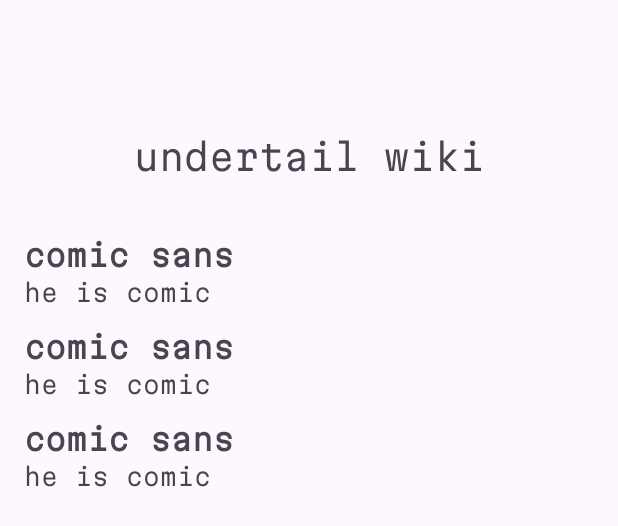
After one commit to infimum05772/android_summer_practice, an Android app: the layout fragment_list.xml on its own in the app's theme, with its tools: preview values and no code run, on a phone screen of 412 x 824 dp. The commit adds this screen. Shown: the top 526 px of the screen. Run offline under Robolectric (Android 15) with nearby library versions, the phone set to English and light mode, and no system bars.

Commit message:
list fragment added

```diff
--- /dev/null
+++ b/app/src/main/res/layout/fragment_details.xml
@@ -0,0 +1,6 @@
+<?xml version="1.0" encoding="utf-8"?>
+<androidx.constraintlayout.widget.ConstraintLayout xmlns:android="http://schemas.android.com/apk/res/android"
+    android:layout_width="match_parent"
+    android:layout_height="match_parent">
+
+</androidx.constraintlayout.widget.ConstraintLayout>
--- /dev/null
+++ b/app/src/main/res/layout/fragment_list.xml
@@ -0,0 +1,31 @@
+<?xml version="1.0" encoding="utf-8"?>
+<androidx.constraintlayout.widget.ConstraintLayout xmlns:android="http://schemas.android.com/apk/res/android"
+    xmlns:app="http://schemas.android.com/apk/res-auto"
+    xmlns:tools="http://schemas.android.com/tools"
+    android:layout_width="match_parent"
+    android:layout_height="match_parent"
+    tools:context=".ListFragment">
+
+
+    <TextView
+        android:id="@+id/tv_title"
+        android:layout_width="wrap_content"
+        android:layout_height="wrap_content"
+        android:text="undertail wiki"
+        android:textSize="24sp"
+        app:layout_constraintBottom_toBottomOf="parent"
+        app:layout_constraintEnd_toEndOf="parent"
+        app:layout_constraintStart_toStartOf="parent"
+        app:layout_constraintTop_toTopOf="parent"
+        app:layout_constraintVertical_bias="0.110000014" />
+
+    <androidx.recyclerview.widget.RecyclerView
+        android:id="@+id/rv_undertail"
+        android:layout_width="match_parent"
+        android:layout_height="0dp"
+        android:layout_marginTop="24dp"
+        app:layoutManager="androidx.recyclerview.widget.LinearLayoutManager"
+        app:layout_constraintBottom_toBottomOf="parent"
+        app:layout_constraintTop_toBottomOf="@id/tv_title"
+        tools:listitem="@layout/item_undertail_character"/>
+</androidx.constraintlayout.widget.ConstraintLayout>
--- /dev/null
+++ b/app/src/main/res/layout/item_undertail_character.xml
@@ -0,0 +1,34 @@
+<?xml version="1.0" encoding="utf-8"?>
+<androidx.constraintlayout.widget.ConstraintLayout xmlns:android="http://schemas.android.com/apk/res/android"
+    xmlns:app="http://schemas.android.com/apk/res-auto"
+    android:layout_width="match_parent"
+    android:layout_height="wrap_content"
+    xmlns:tools="http://schemas.android.com/tools">
+
+    <TextView
+        android:id="@+id/tv_title"
+        android:layout_width="0dp"
+        android:layout_height="wrap_content"
+        android:layout_marginHorizontal="16dp"
+        android:layout_marginTop="12dp"
+        android:textSize="20sp"
+        android:textStyle="bold"
+        app:layout_constraintBottom_toTopOf="@id/tv_desc"
+        app:layout_constraintEnd_toEndOf="parent"
+        app:layout_constraintStart_toStartOf="parent"
+        app:layout_constraintTop_toTopOf="parent"
+        tools:text="comic sans" />
+
+    <TextView
+        android:id="@+id/tv_desc"
+        android:layout_width="0dp"
+        android:layout_height="wrap_content"
+        android:textSize="16sp"
+        app:layout_constraintBaseline_toBottomOf="parent"
+        app:layout_constraintEnd_toEndOf="@id/tv_title"
+        app:layout_constraintStart_toStartOf="@id/tv_title"
+        app:layout_constraintTop_toBottomOf="@id/tv_title"
+        tools:text="he is comic" />
+
+
+</androidx.constraintlayout.widget.ConstraintLayout>
--- a/app/src/main/res/values/strings.xml
+++ b/app/src/main/res/values/strings.xml
@@ -1,4 +1,6 @@
 <resources>
     <string name="app_name">SummerPractice</string>
     <string name="app_name_3">I partly understand Android Studio</string>
+    <!-- TODO: Remove or change this placeholder text -->
+    <string name="hello_blank_fragment">Hello blank fragment</string>
 </resources>
```
Also changed, not shown: app/src/main/java/com/itis/summerpractice/DetailsFragment.kt (added, +19 -0 lines), app/src/main/java/com/itis/summerpractice/ListFragment.kt (added, +27 -0 lines), app/src/main/java/com/itis/summerpractice/MainActivity.kt (+11 -1 lines), app/src/main/java/com/itis/summerpractice/UndertailCharacter.kt (added, +10 -0 lines), app/src/main/java/com/itis/summerpractice/UndertailCharacterAdapter.kt (added, +30 -0 lines), app/src/main/java/com/itis/summerpractice/UndertailCharacterItem.kt (added, +16 -0 lines), app/src/main/java/com/itis/summerpractice/UndertaleCharacterRepository.kt (added, +14 -0 lines), app/src/main/res/layout/activity_main.xml (+9 -8 lines), app/src/main/res/navigation/main_graph.xml (added, +19 -0 lines).
